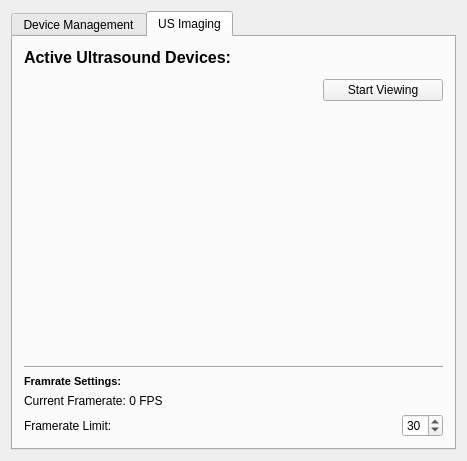
Qt form Plugins/org.mitk.gui.qt.ultrasound/src/internal/UltrasoundSupportControls.ui (MITK/MITK) before a commit.
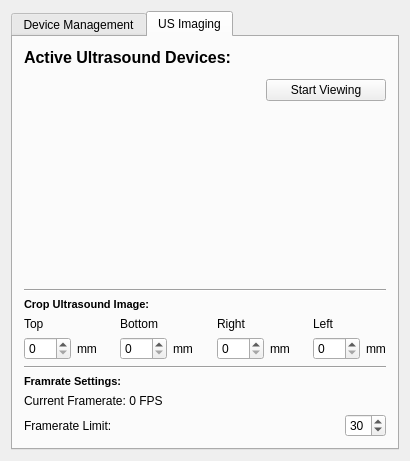
The same form after that commit. The open tabs and pages were chosen to show the change. Custom widgets are drawn as their Qt base class.

What changed in the file:
```diff
--- a/Plugins/org.mitk.gui.qt.ultrasound/src/internal/UltrasoundSupportControls.ui
+++ b/Plugins/org.mitk.gui.qt.ultrasound/src/internal/UltrasoundSupportControls.ui
@@ -6,7 +6,7 @@
    <rect>
     <x>0</x>
     <y>0</y>
-    <width>467</width>
+    <width>410</width>
     <height>461</height>
    </rect>
   </property>
@@ -20,7 +20,7 @@
    <string>QmitkTemplate</string>
   </property>
   <layout class="QGridLayout" name="gridLayout">
-   <item row="1" column="0">
+   <item row="0" column="0">
     <widget class="QTabWidget" name="tabWidget">
      <property name="currentIndex">
       <number>0</number>
@@ -99,7 +99,7 @@
       <attribute name="title">
        <string>US Imaging</string>
       </attribute>
-      <layout class="QVBoxLayout" name="verticalLayout">
+      <layout class="QVBoxLayout" name="verticalLayout_6">
        <item>
         <widget class="QLabel" name="label">
          <property name="font">
@@ -167,6 +167,195 @@
          </property>
         </spacer>
        </item>
+       <item>
+        <widget class="Line" name="line_2">
+         <property name="orientation">
+          <enum>Qt::Horizontal</enum>
+         </property>
+        </widget>
+       </item>
+       <item>
+        <widget class="QLabel" name="label_4">
+         <property name="text">
+          <string>&lt;!DOCTYPE HTML PUBLIC &quot;-//W3C//DTD HTML 4.0//EN&quot; &quot;http://www.w3.org/TR/REC-html40/strict.dtd&quot;&gt;
+&lt;html&gt;&lt;head&gt;&lt;meta name=&quot;qrichtext&quot; content=&quot;1&quot; /&gt;&lt;style type=&quot;text/css&quot;&gt;
+p, li { white-space: pre-wrap; }
+&lt;/style&gt;&lt;/head&gt;&lt;body style=&quot; font-family:'MS Shell Dlg 2'; font-size:7.8pt; font-weight:400; font-style:normal;&quot;&gt;
+&lt;p style=&quot; margin-top:0px; margin-bottom:0px; margin-left:0px; margin-right:0px; -qt-block-indent:0; text-indent:0px;&quot;&gt;&lt;span style=&quot; font-size:8pt; font-weight:600;&quot;&gt;Crop Ultrasound Image:&lt;/span&gt;&lt;/p&gt;&lt;/body&gt;&lt;/html&gt;</string>
+         </property>
+        </widget>
+       </item>
+       <item>
+        <layout class="QHBoxLayout" name="horizontalLayout_8">
+         <item>
+          <layout class="QVBoxLayout" name="verticalLayout_3">
+           <item>
+            <widget class="QLabel" name="label_11">
+             <property name="text">
+              <string>Top</string>
+             </property>
+            </widget>
+           </item>
+           <item>
+            <layout class="QHBoxLayout" name="horizontalLayout_4">
+             <item>
+              <widget class="QSpinBox" name="crop_top">
+               <property name="maximum">
+                <number>999</number>
+               </property>
+               <property name="singleStep">
+                <number>5</number>
+               </property>
+              </widget>
+             </item>
+             <item>
+              <widget class="QLabel" name="label_5">
+               <property name="text">
+                <string>mm</string>
+               </property>
+              </widget>
+             </item>
+            </layout>
+           </item>
+          </layout>
+         </item>
+         <item>
+          <spacer name="horizontalSpacer_4">
+           <property name="orientation">
+            <enum>Qt::Horizontal</enum>
+           </property>
+           <property name="sizeHint" stdset="0">
+            <size>
+             <width>40</width>
+             <height>20</height>
+            </size>
+           </property>
+          </spacer>
+         </item>
+         <item>
+          <layout class="QVBoxLayout" name="verticalLayout_5">
+           <item>
+            <widget class="QLabel" name="label_12">
+             <property name="text">
+              <string>Bottom</string>
+             </property>
+            </widget>
+           </item>
+           <item>
+            <layout class="QHBoxLayout" name="horizontalLayout_5">
+             <item>
+              <widget class="QSpinBox" name="crop_bot">
+               <property name="maximum">
+                <number>999</number>
+               </property>
+               <property name="singleStep">
+                <number>5</number>
+               </property>
+              </widget>
+             </item>
+             <item>
+              <widget class="QLabel" name="label_6">
+               <property name="text">
+                <string>mm</string>
+               </property>
+              </widget>
+             </item>
+            </layout>
+           </item>
+          </layout>
+         </item>
+         <item>
+          <spacer name="horizontalSpacer_5">
+           <property name="orientation">
+            <enum>Qt::Horizontal</enum>
+           </property>
+           <property name="sizeHint" stdset="0">
+            <size>
+             <width>40</width>
+             <height>20</height>
+            </size>
+           </property>
+          </spacer>
+         </item>
+         <item>
+          <layout class="QVBoxLayout" name="verticalLayout_4">
+           <item>
+            <widget class="QLabel" name="label_9">
+             <property name="text">
+              <string>Right</string>
+             </property>
+            </widget>
+           </item>
+           <item>
+            <layout class="QHBoxLayout" name="horizontalLayout_6">
+             <item>
+              <widget class="QSpinBox" name="crop_right">
+               <property name="maximum">
+                <number>999</number>
+               </property>
+               <property name="singleStep">
+                <number>5</number>
+               </property>
+              </widget>
+             </item>
+             <item>
+              <widget class="QLabel" name="label_7">
+               <property name="text">
+                <string>mm</string>
+               </property>
+              </widget>
+             </item>
+            </layout>
+           </item>
+          </layout>
+         </item>
+         <item>
+          <spacer name="horizontalSpacer_6">
+           <property name="orientation">
+            <enum>Qt::Horizontal</enum>
+           </property>
+           <property name="sizeHint" stdset="0">
+            <size>
+             <width>40</width>
+             <height>20</height>
+            </size>
+           </property>
+          </spacer>
+         </item>
+         <item>
+          <layout class="QVBoxLayout" name="verticalLayout">
+           <item>
+            <widget class="QLabel" name="label_10">
+             <property name="text">
+              <string>Left</string>
+             </property>
+            </widget>
+           </item>
+           <item>
+            <layout class="QHBoxLayout" name="horizontalLayout_7">
+             <item>
+              <widget class="QSpinBox" name="crop_left">
+               <property name="maximum">
+                <number>999</number>
+               </property>
+               <property name="singleStep">
+                <number>5</number>
+               </property>
+              </widget>
+             </item>
+             <item>
+              <widget class="QLabel" name="label_8">
+               <property name="text">
+                <string>mm</string>
+               </property>
+              </widget>
+             </item>
+            </layout>
+           </item>
+          </layout>
+         </item>
+        </layout>
+       </item>
        <item>
         <widget class="Line" name="line">
          <property name="orientation">
```
